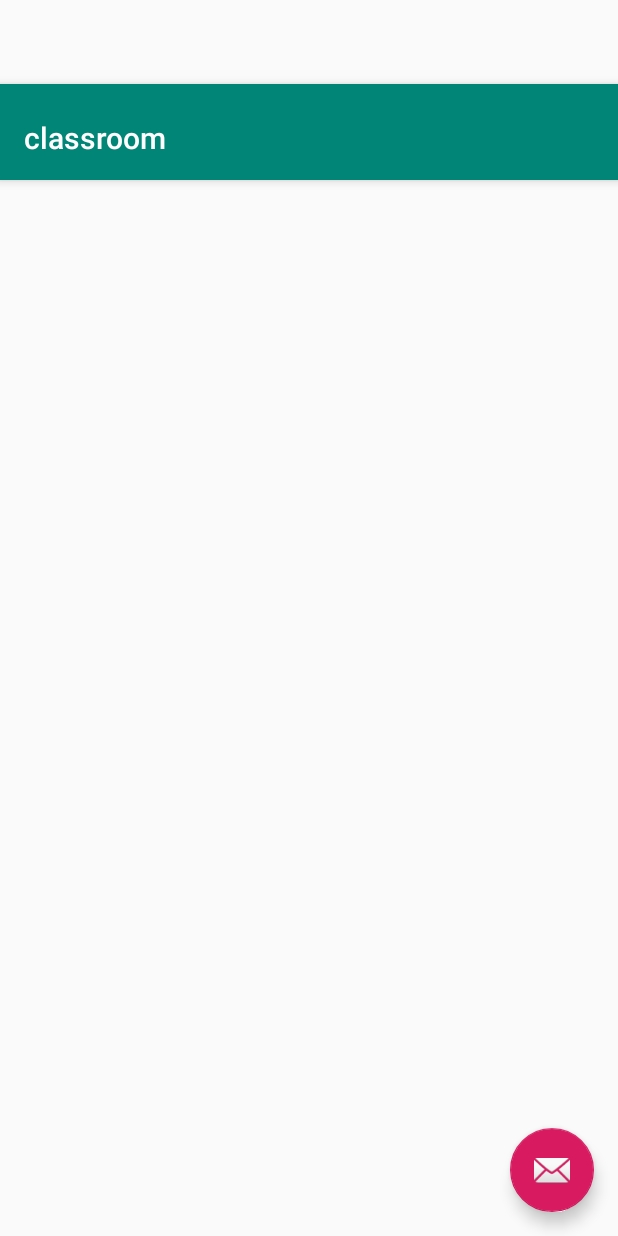
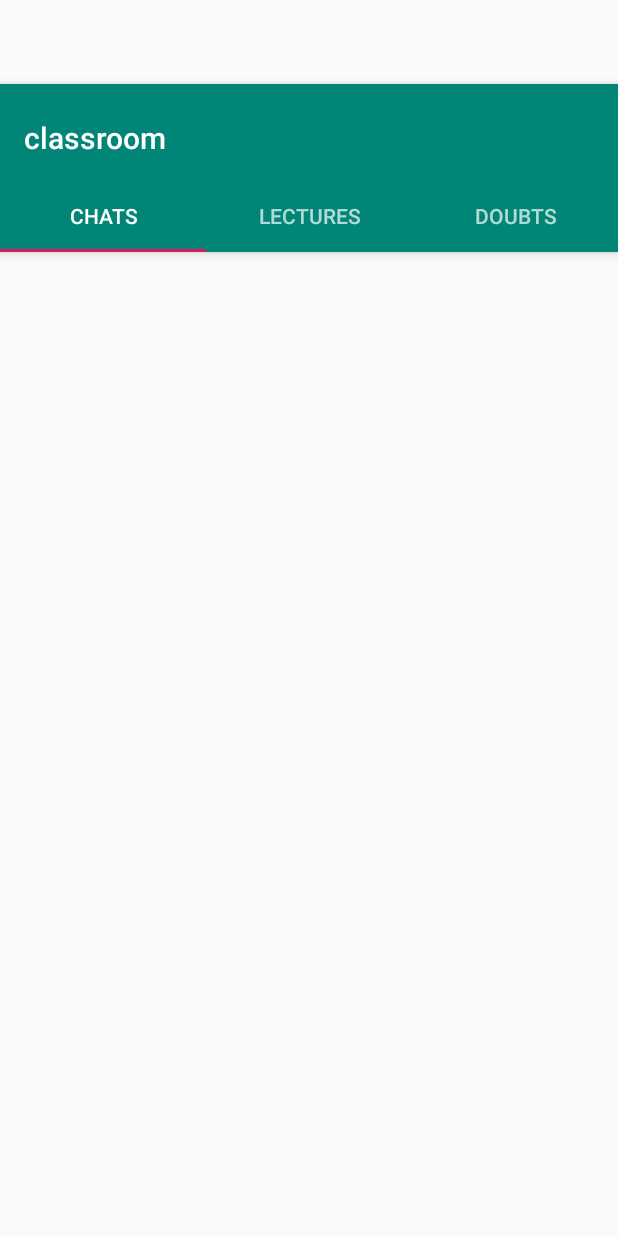
Before and after one commit to rockeypandit/classroom, an Android app: the layout activity_main.xml on its own in the app's theme, with its tools: preview values and no code run, on a phone screen of 412 x 824 dp. Run offline under Robolectric (Android 15) with nearby library versions, the phone set to English and light mode, and no system bars.

Commit message:
tabs working successfully

```diff
--- a/app/src/main/res/layout/activity_main.xml
+++ b/app/src/main/res/layout/activity_main.xml
@@ -27,6 +27,27 @@
 
         </android.support.v7.widget.Toolbar>
 
+        <android.support.design.widget.TabLayout android:layout_height="match_parent"
+            android:layout_width="match_parent"
+            android:id="@+id/tabs">
+
+            <android.support.design.widget.TabItem
+                android:layout_width="wrap_content"
+                android:layout_height="wrap_content"
+                android:text="Chats"
+                android:id="@+id/tabItem"
+                />
+            <android.support.design.widget.TabItem
+                android:layout_width="wrap_content"
+                android:layout_height="wrap_content"
+                android:text="Lectures"/>
+            <android.support.design.widget.TabItem
+                android:layout_width="wrap_content"
+                android:layout_height="wrap_content"
+                android:text="Doubts"/>
+
+        </android.support.design.widget.TabLayout>
+
     </android.support.design.widget.AppBarLayout>
 
     <android.support.v4.view.ViewPager
@@ -35,12 +56,6 @@
         android:layout_height="match_parent"
         app:layout_behavior="@string/appbar_scrolling_view_behavior" />
 
-    <android.support.design.widget.FloatingActionButton
-        android:id="@+id/fab"
-        android:layout_width="wrap_content"
-        android:layout_height="wrap_content"
-        android:layout_gravity="end|bottom"
-        android:layout_margin="@dimen/fab_margin"
-        app:srcCompat="@android:drawable/ic_dialog_email" />
+
 
 </android.support.design.widget.CoordinatorLayout>
--- /dev/null
+++ b/app/src/main/res/layout/chat.xml
@@ -0,0 +1,6 @@
+<?xml version="1.0" encoding="utf-8"?>
+<LinearLayout xmlns:android="http://schemas.android.com/apk/res/android"
+    android:layout_width="match_parent"
+    android:layout_height="match_parent">
+
+</LinearLayout>
```
Also changed, not shown: app/src/main/java/com/example/classroom/Chats.java (added, +19 -0 lines), app/src/main/java/com/example/classroom/Doubts.java (added, +18 -0 lines), app/src/main/java/com/example/classroom/Lectures.java (added, +18 -0 lines), app/src/main/java/com/example/classroom/MainActivity.java (+23 -10 lines), app/src/main/res/layout/doubt.xml (added, +11 -0 lines), app/src/main/res/layout/lectures.xml (added, +9 -0 lines).
